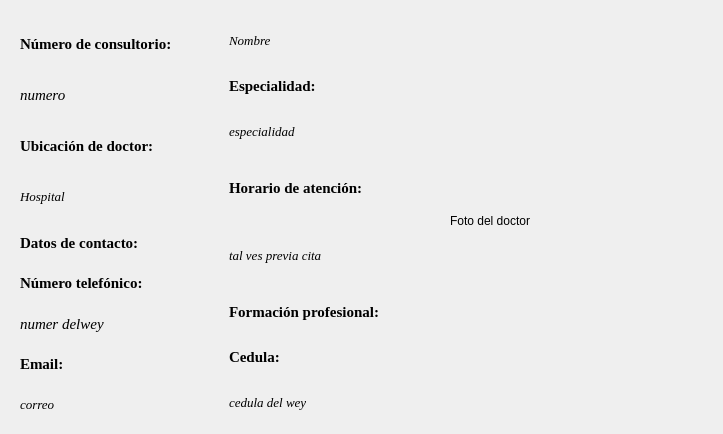
Old version of the form dialoginfodoc.ui in the repository Laloses/Hospital.
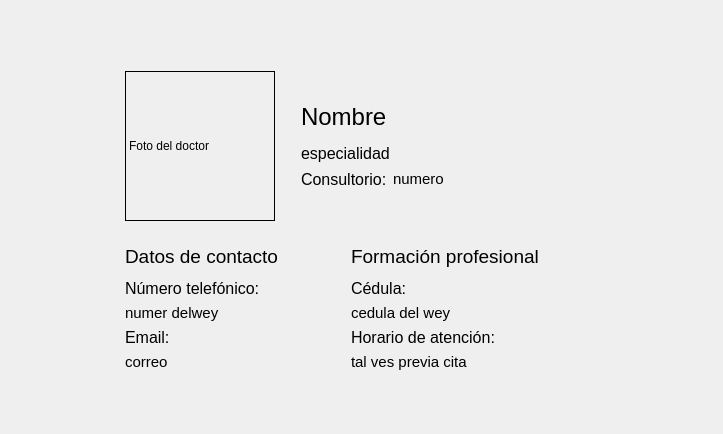
New version of the form.

```diff
--- a/dialoginfodoc.ui
+++ b/dialoginfodoc.ui
@@ -13,45 +13,157 @@
   <property name="windowTitle">
    <string>Dialog</string>
   </property>
+  <widget class="QWidget" name="">
+   <property name="geometry">
+    <rect>
+     <x>2</x>
+     <y>1</y>
+     <width>721</width>
+     <height>431</height>
+    </rect>
+   </property>
+   <layout class="QHBoxLayout" name="horizontalLayout_4">
+    <item>
+     <spacer name="horizontalSpacer_2">
+      <property name="orientation">
+       <enum>Qt::Horizontal</enum>
+      </property>
+      <property name="sizeHint" stdset="0">
+       <size>
+        <width>40</width>
+        <height>20</height>
+       </size>
+      </property>
+     </spacer>
+    </item>
+    <item>
+     <layout class="QVBoxLayout" name="verticalLayout_6">
+      <item>
+       <spacer name="verticalSpacer_5">
+        <property name="orientation">
+         <enum>Qt::Vertical</enum>
+        </property>
+        <property name="sizeHint" stdset="0">
+         <size>
+          <width>20</width>
+          <height>40</height>
+         </size>
+        </property>
+       </spacer>
+      </item>
+      <item>
+       <layout class="QHBoxLayout" name="horizontalLayout_2">
+        <item>
   <widget class="QLabel" name="foto_doc">
-   <property name="geometry">
-    <rect>
-     <x>450</x>
-     <y>70</y>
-     <width>251</width>
-     <height>301</height>
-    </rect>
+          <property name="minimumSize">
+           <size>
+            <width>150</width>
+            <height>150</height>
+           </size>
+          </property>
+          <property name="maximumSize">
+           <size>
+            <width>150</width>
+            <height>150</height>
+           </size>
+          </property>
+          <property name="styleSheet">
+           <string notr="true">border: 1px solid black;</string>
    </property>
    <property name="text">
     <string>Foto del doctor</string>
    </property>
   </widget>
-  <widget class="QWidget" name="">
-   <property name="geometry">
-    <rect>
-     <x>20</x>
-     <y>21</y>
-     <width>411</width>
-     <height>401</height>
-    </rect>
-   </property>
+        </item>
+        <item>
+         <spacer name="horizontalSpacer">
+          <property name="orientation">
+           <enum>Qt::Horizontal</enum>
+          </property>
+          <property name="sizeType">
+           <enum>QSizePolicy::Fixed</enum>
+          </property>
+          <property name="sizeHint" stdset="0">
+           <size>
+            <width>20</width>
+            <height>20</height>
+           </size>
+          </property>
+         </spacer>
+        </item>
+        <item>
+         <layout class="QVBoxLayout" name="verticalLayout_3">
+          <item>
+           <spacer name="verticalSpacer_2">
+            <property name="orientation">
+             <enum>Qt::Vertical</enum>
+            </property>
+            <property name="sizeHint" stdset="0">
+             <size>
+              <width>20</width>
+              <height>40</height>
+             </size>
+            </property>
+           </spacer>
+          </item>
+          <item>
+           <widget class="QLabel" name="nombre_doctor">
+            <property name="font">
+             <font>
+              <family>MS Shell Dlg 2</family>
+              <pointsize>18</pointsize>
+              <italic>false</italic>
+             </font>
+            </property>
+            <property name="text">
+             <string>Nombre</string>
+            </property>
+           </widget>
+          </item>
+          <item>
+           <spacer name="verticalSpacer_4">
+            <property name="orientation">
+             <enum>Qt::Vertical</enum>
+            </property>
+            <property name="sizeType">
+             <enum>QSizePolicy::Fixed</enum>
+            </property>
+            <property name="sizeHint" stdset="0">
+             <size>
+              <width>20</width>
+              <height>7</height>
+             </size>
+            </property>
+           </spacer>
+          </item>
+          <item>
+           <widget class="QLabel" name="doc_espec">
+            <property name="font">
+             <font>
+              <family>MS Shell Dlg 2</family>
+              <pointsize>12</pointsize>
+              <italic>false</italic>
+             </font>
+            </property>
+            <property name="text">
+             <string>especialidad</string>
+            </property>
+           </widget>
+          </item>
+          <item>
    <layout class="QHBoxLayout" name="horizontalLayout">
     <item>
-     <layout class="QGridLayout" name="gridLayout">
-      <item row="0" column="0">
-       <layout class="QVBoxLayout" name="verticalLayout">
-        <item>
          <widget class="QLabel" name="label_2">
           <property name="font">
            <font>
-            <family>Times New Roman</family>
-            <pointsize>11</pointsize>
-            <weight>75</weight>
-            <bold>true</bold>
+                <family>MS Shell Dlg 2</family>
+                <pointsize>12</pointsize>
+                <weight>50</weight>
+                <bold>false</bold>
            </font>
           </property>
           <property name="text">
-           <string>Número de consultorio:</string>
+               <string>Consultorio:</string>
           </property>
          </widget>
         </item>
@@ -59,9 +171,9 @@
          <widget class="QLabel" name="num_consult">
           <property name="font">
            <font>
-            <family>Times New Roman</family>
+                <family>MS Shell Dlg 2</family>
             <pointsize>11</pointsize>
-            <italic>true</italic>
+                <italic>false</italic>
            </font>
           </property>
           <property name="text">
@@ -70,63 +182,110 @@
          </widget>
         </item>
         <item>
-         <widget class="QLabel" name="label_4">
-          <property name="font">
-           <font>
-            <family>Times New Roman</family>
-            <pointsize>11</pointsize>
-            <weight>75</weight>
-            <bold>true</bold>
-           </font>
-          </property>
-          <property name="text">
-           <string>Ubicación de doctor:</string>
-          </property>
-         </widget>
-        </item>
+             <spacer name="horizontalSpacer_4">
+              <property name="orientation">
+               <enum>Qt::Horizontal</enum>
+              </property>
+              <property name="sizeType">
+               <enum>QSizePolicy::Expanding</enum>
+              </property>
+              <property name="sizeHint" stdset="0">
+               <size>
+                <width>20</width>
+                <height>20</height>
+               </size>
+              </property>
+             </spacer>
+            </item>
+           </layout>
+          </item>
         <item>
-         <widget class="QLabel" name="hospital">
-          <property name="font">
-           <font>
-            <family>Times New Roman</family>
-            <pointsize>10</pointsize>
-            <italic>true</italic>
-           </font>
-          </property>
-          <property name="text">
-           <string>Hospital</string>
-          </property>
-         </widget>
+           <spacer name="verticalSpacer_3">
+            <property name="orientation">
+             <enum>Qt::Vertical</enum>
+            </property>
+            <property name="sizeHint" stdset="0">
+             <size>
+              <width>20</width>
+              <height>40</height>
+             </size>
+            </property>
+           </spacer>
         </item>
        </layout>
       </item>
-      <item row="1" column="0">
+       </layout>
+      </item>
+      <item>
+       <spacer name="verticalSpacer">
+        <property name="orientation">
+         <enum>Qt::Vertical</enum>
+        </property>
+        <property name="sizeType">
+         <enum>QSizePolicy::Fixed</enum>
+        </property>
+        <property name="sizeHint" stdset="0">
+         <size>
+          <width>20</width>
+          <height>10</height>
+         </size>
+        </property>
+       </spacer>
+      </item>
+      <item>
+       <layout class="QHBoxLayout" name="horizontalLayout_3">
+        <item>
        <layout class="QVBoxLayout" name="verticalLayout_2">
         <item>
          <widget class="QLabel" name="label_7">
+            <property name="minimumSize">
+             <size>
+              <width>200</width>
+              <height>0</height>
+             </size>
+            </property>
           <property name="font">
            <font>
-            <family>Times New Roman</family>
-            <pointsize>11</pointsize>
-            <weight>75</weight>
-            <bold>true</bold>
+              <family>MS Shell Dlg 2</family>
+              <pointsize>14</pointsize>
+              <weight>50</weight>
+              <bold>false</bold>
            </font>
           </property>
           <property name="text">
-           <string>Datos de contacto:</string>
+             <string>Datos de contacto</string>
           </property>
          </widget>
         </item>
+          <item>
+           <spacer name="verticalSpacer_7">
+            <property name="orientation">
+             <enum>Qt::Vertical</enum>
+            </property>
+            <property name="sizeType">
+             <enum>QSizePolicy::Fixed</enum>
+            </property>
+            <property name="sizeHint" stdset="0">
+             <size>
+              <width>20</width>
+              <height>5</height>
+             </size>
+            </property>
+           </spacer>
+          </item>
         <item>
          <widget class="QLabel" name="label_8">
           <property name="font">
            <font>
-            <family>Times New Roman</family>
-            <pointsize>11</pointsize>
-            <weight>75</weight>
-            <bold>true</bold>
-           </font>
-          </property>
+              <family>MS Shell Dlg 2</family>
+              <pointsize>12</pointsize>
+              <weight>50</weight>
+              <bold>false</bold>
+             </font>
+            </property>
+            <property name="styleSheet">
+             <string notr="true"/>
+            </property>
           <property name="text">
            <string>Número telefónico:</string>
           </property>
@@ -136,9 +295,9 @@
          <widget class="QLabel" name="num_Tel">
           <property name="font">
            <font>
-            <family>Times New Roman</family>
+              <family>MS Shell Dlg 2</family>
             <pointsize>11</pointsize>
-            <italic>true</italic>
+              <italic>false</italic>
            </font>
           </property>
           <property name="text">
@@ -150,10 +309,10 @@
          <widget class="QLabel" name="label_9">
           <property name="font">
            <font>
-            <family>Times New Roman</family>
-            <pointsize>11</pointsize>
-            <weight>75</weight>
-            <bold>true</bold>
+              <family>MS Shell Dlg 2</family>
+              <pointsize>12</pointsize>
+              <weight>50</weight>
+              <bold>false</bold>
            </font>
           </property>
           <property name="text">
@@ -165,9 +324,9 @@
          <widget class="QLabel" name="correo">
           <property name="font">
            <font>
-            <family>Times New Roman</family>
-            <pointsize>10</pointsize>
-            <italic>true</italic>
+              <family>MS Shell Dlg 2</family>
+              <pointsize>11</pointsize>
+              <italic>false</italic>
            </font>
           </property>
           <property name="text">
@@ -177,119 +336,75 @@
         </item>
        </layout>
       </item>
-     </layout>
-    </item>
     <item>
-     <layout class="QGridLayout" name="gridLayout_2">
-      <item row="0" column="0">
-       <layout class="QVBoxLayout" name="verticalLayout_3">
-        <item>
-         <widget class="QLabel" name="nombre_doctor">
-          <property name="font">
-           <font>
-            <family>Times New Roman</family>
-            <pointsize>10</pointsize>
-            <italic>true</italic>
-           </font>
+         <spacer name="horizontalSpacer_5">
+          <property name="orientation">
+           <enum>Qt::Horizontal</enum>
           </property>
-          <property name="text">
-           <string>Nombre</string>
+          <property name="sizeType">
+           <enum>QSizePolicy::Fixed</enum>
           </property>
-         </widget>
-        </item>
-        <item>
-         <widget class="QLabel" name="label">
-          <property name="font">
-           <font>
-            <family>Times New Roman</family>
-            <pointsize>11</pointsize>
-            <weight>75</weight>
-            <bold>true</bold>
-           </font>
+          <property name="sizeHint" stdset="0">
+           <size>
+            <width>20</width>
+            <height>20</height>
+           </size>
           </property>
-          <property name="text">
-           <string>Especialidad:</string>
-          </property>
-         </widget>
+         </spacer>
         </item>
         <item>
-         <widget class="QLabel" name="doc_espec">
-          <property name="font">
-           <font>
-            <family>Times New Roman</family>
-            <pointsize>10</pointsize>
-            <italic>true</italic>
-           </font>
-          </property>
-          <property name="text">
-           <string>especialidad</string>
-          </property>
-         </widget>
-        </item>
-       </layout>
-      </item>
-      <item row="1" column="0">
-       <layout class="QVBoxLayout" name="verticalLayout_4">
+         <layout class="QVBoxLayout" name="verticalLayout">
         <item>
-         <widget class="QLabel" name="label_3">
-          <property name="font">
-           <font>
-            <family>Times New Roman</family>
-            <pointsize>11</pointsize>
-            <weight>75</weight>
-            <bold>true</bold>
-           </font>
-          </property>
-          <property name="text">
-           <string>Horario de atención:</string>
-          </property>
-         </widget>
-        </item>
-        <item>
-         <widget class="QLabel" name="turnos">
-          <property name="font">
-           <font>
-            <family>Times New Roman</family>
-            <pointsize>10</pointsize>
-            <italic>true</italic>
-           </font>
-          </property>
-          <property name="text">
-           <string>tal ves previa cita</string>
-          </property>
-         </widget>
-        </item>
-       </layout>
-      </item>
-      <item row="2" column="0">
        <layout class="QVBoxLayout" name="verticalLayout_5">
         <item>
          <widget class="QLabel" name="label_10">
+              <property name="minimumSize">
+               <size>
+                <width>250</width>
+                <height>0</height>
+               </size>
+              </property>
           <property name="font">
            <font>
-            <family>Times New Roman</family>
-            <pointsize>11</pointsize>
-            <weight>75</weight>
-            <bold>true</bold>
+                <family>MS Shell Dlg 2</family>
+                <pointsize>14</pointsize>
+                <weight>50</weight>
+                <bold>false</bold>
            </font>
           </property>
           <property name="text">
-           <string>Formación profesional:</string>
+               <string>Formación profesional</string>
           </property>
          </widget>
         </item>
+            <item>
+             <spacer name="verticalSpacer_8">
+              <property name="orientation">
+               <enum>Qt::Vertical</enum>
+              </property>
+              <property name="sizeType">
+               <enum>QSizePolicy::Fixed</enum>
+              </property>
+              <property name="sizeHint" stdset="0">
+               <size>
+                <width>20</width>
+                <height>5</height>
+               </size>
+              </property>
+             </spacer>
+            </item>
         <item>
          <widget class="QLabel" name="label_11">
           <property name="font">
            <font>
-            <family>Times New Roman</family>
-            <pointsize>11</pointsize>
-            <weight>75</weight>
-            <bold>true</bold>
+                <family>MS Shell Dlg 2</family>
+                <pointsize>12</pointsize>
+                <weight>50</weight>
+                <bold>false</bold>
            </font>
           </property>
           <property name="text">
-           <string>Cedula:</string>
+               <string>Cédula:</string>
           </property>
          </widget>
         </item>
@@ -297,9 +412,9 @@
          <widget class="QLabel" name="cedula">
           <property name="font">
            <font>
-            <family>Times New Roman</family>
-            <pointsize>10</pointsize>
-            <italic>true</italic>
+                <family>MS Shell Dlg 2</family>
+                <pointsize>11</pointsize>
+                <italic>false</italic>
            </font>
           </property>
           <property name="text">
@@ -309,7 +424,73 @@
         </item>
        </layout>
       </item>
-     </layout>
+          <item>
+           <layout class="QVBoxLayout" name="verticalLayout_4">
+            <item>
+             <widget class="QLabel" name="label_3">
+              <property name="font">
+               <font>
+                <family>MS Shell Dlg 2</family>
+                <pointsize>12</pointsize>
+                <weight>50</weight>
+                <bold>false</bold>
+               </font>
+              </property>
+              <property name="text">
+               <string>Horario de atención:</string>
+              </property>
+             </widget>
+            </item>
+            <item>
+             <widget class="QLabel" name="turnos">
+              <property name="font">
+               <font>
+                <family>MS Shell Dlg 2</family>
+                <pointsize>11</pointsize>
+                <italic>false</italic>
+               </font>
+              </property>
+              <property name="text">
+               <string>tal ves previa cita</string>
+              </property>
+             </widget>
+            </item>
+           </layout>
+          </item>
+         </layout>
+        </item>
+       </layout>
+      </item>
+      <item>
+       <spacer name="verticalSpacer_6">
+        <property name="orientation">
+         <enum>Qt::Vertical</enum>
+        </property>
+        <property name="sizeHint" stdset="0">
+         <size>
+          <width>20</width>
+          <height>40</height>
+         </size>
+        </property>
+       </spacer>
+      </item>
+     </layout>
+    </item>
+    <item>
+     <spacer name="horizontalSpacer_3">
+      <property name="orientation">
+       <enum>Qt::Horizontal</enum>
+      </property>
+      <property name="sizeType">
+       <enum>QSizePolicy::Expanding</enum>
+      </property>
+      <property name="sizeHint" stdset="0">
+       <size>
+        <width>20</width>
+        <height>20</height>
+       </size>
+      </property>
+     </spacer>
     </item>
    </layout>
   </widget>
```
Lines whose indentation alone changed are shown as unchanged.
